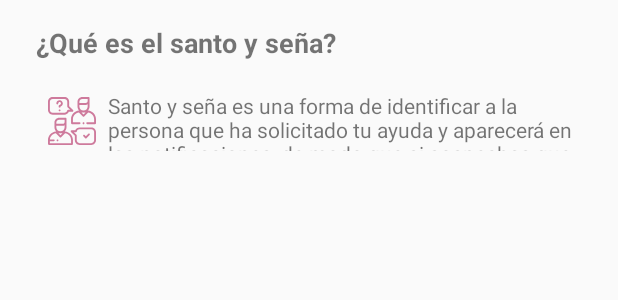
After one commit to pa7ri/SpreadApp, an Android app: the layout dialog_watchword_info.xml on its own in the app's theme, with its tools: preview values and no code run, on a phone screen of 412 x 824 dp. The commit adds this screen. Shown: the top 300 px of the screen. Run offline under Robolectric (Android 15) with nearby library versions, the phone set to English and light mode, and no system bars.

Commit message:
chore\add info extra for profile watchword

```diff
--- a/app/src/main/java/com/ucm/informatica/spread/Fragments/ProfileFragment.java
+++ b/app/src/main/java/com/ucm/informatica/spread/Fragments/ProfileFragment.java
@@ -4,6 +4,7 @@ import android.content.Context;
 import android.content.SharedPreferences;
 import android.graphics.drawable.Drawable;
 import android.os.Bundle;
+import android.support.design.widget.BottomSheetDialog;
 import android.support.v4.app.Fragment;
 import android.support.v4.util.Pair;
 import android.support.v7.app.AlertDialog;
@@ -53,6 +54,7 @@ public class ProfileFragment extends Fragment implements ProfileFragmentView {
     private TextView ageText;
     private EditText editName;
     private EditText editAge;
+    private TextView watchwordTitleText;
     private TextView watchwordMessageText;
     private TextView watchwordResponseText;
     private EditText editWatchwordMessage;
@@ -108,6 +110,7 @@ public class ProfileFragment extends Fragment implements ProfileFragmentView {
         ageText = view.findViewById(R.id.dataAgeDescription);
         editName = view.findViewById(R.id.editName);
         editAge = view.findViewById(R.id.editAge);
+        watchwordTitleText = view.findViewById(R.id.watchwordTitle);
         watchwordMessageText = view.findViewById(R.id.watchwordMessageDescription);
         watchwordResponseText = view.findViewById(R.id.watchwordResponseDescription);
         editWatchwordMessage = view.findViewById(R.id.editWatchwordMessageDescription);
@@ -168,6 +171,14 @@ public class ProfileFragment extends Fragment implements ProfileFragmentView {
         for(int i=0; i<Colours.values().length; i++){
             pantsButton[i].setOnClickListener(view -> profileFragmentPresenter.onPantsPressed());
         }
+
+        watchwordTitleText.setOnClickListener(v -> {
+            BottomSheetDialog dialogBuilder = new BottomSheetDialog(getContext());
+            LayoutInflater inflater = getLayoutInflater();
+            View dialogView = inflater.inflate(R.layout.dialog_watchword_info, null);
+            dialogBuilder.setContentView(dialogView);
+            dialogBuilder.show();
+        });
 
         editTelegramGroupButton.setOnClickListener(view -> {
             final AlertDialog dialogBuilder = new AlertDialog.Builder(Objects.requireNonNull(getContext())).create();
--- /dev/null
+++ b/app/src/main/res/drawable/ic_conversation.xml
@@ -0,0 +1,12 @@
+<vector android:height="24dp" android:viewportHeight="512"
+    android:viewportWidth="512" android:width="24dp" xmlns:android="http://schemas.android.com/apk/res/android">
+    <path android:fillColor="#FF000000" android:pathData="M181.72,366.814c-0.723,-0.206 -1.463,-0.322 -2.208,-0.362c10.954,-11.513 17.7,-27.066 17.7,-44.174v-52.611c0,-0.481 -0.046,-0.95 -0.111,-1.412c0.066,-0.95 0.111,-1.906 0.111,-2.872v-33.286c0,-5.523 -4.477,-10 -10,-10h-67.073c-28.245,0 -51.223,22.979 -51.223,51.223v48.958c0,17.108 6.745,32.661 17.7,44.174c-0.744,0.04 -1.484,0.156 -2.206,0.362C37.153,371.093 0,410.924 0,459.276V502c0,5.523 4.477,10 10,10h246.127c5.523,0 10,-4.477 10,-10v-42.724C266.127,410.925 228.976,371.094 181.72,366.814zM88.916,286.001v-12.682c0,-17.216 14.007,-31.223 31.223,-31.223h57.073v23.286c0,11.723 -9.537,21.26 -21.26,21.26H88.916V286.001zM88.916,306.642h67.036c7.772,0 15.047,-2.162 21.26,-5.914v21.549c0,24.343 -19.805,44.148 -44.148,44.148c-24.343,0 -44.148,-19.805 -44.148,-44.148V306.642zM154.829,386.426l-21.765,21.766l-21.765,-21.766H154.829zM246.128,492L246.128,492H20v-20h41.5c5.523,0 10,-4.477 10,-10s-4.477,-10 -10,-10H20.365c3.359,-33.716 29.806,-60.717 63.255,-64.969l42.373,42.373c1.875,1.875 4.419,2.929 7.071,2.929c2.652,0 5.196,-1.054 7.071,-2.929l42.373,-42.373c35.824,4.553 63.62,35.204 63.62,72.245V492z"/>
+    <path android:fillColor="#FF000000" android:pathData="M427.595,144.718c-0.723,-0.206 -1.464,-0.322 -2.21,-0.362c10.954,-11.513 17.699,-27.066 17.699,-44.174V47.57c0,-0.481 -0.046,-0.95 -0.111,-1.412c0.066,-0.95 0.111,-1.906 0.111,-2.872V10c0,-5.523 -4.477,-10 -10,-10h-67.073c-28.245,0 -51.223,22.979 -51.223,51.223v48.958c0,17.108 6.745,32.661 17.699,44.174c-0.745,0.04 -1.487,0.156 -2.21,0.362c-47.255,4.281 -84.405,44.112 -84.405,92.462v42.723c0,5.523 4.477,10 10,10h80.46c5.523,0 10,-4.477 10,-10s-4.477,-10 -10,-10h-70.46V237.18c0,-37.041 27.795,-67.692 63.619,-72.245l42.373,42.373c1.953,1.953 4.512,2.929 7.071,2.929s5.119,-0.976 7.071,-2.929l42.373,-42.373C464.205,169.489 492,200.139 492,237.18v32.723h-73.667c-5.523,0 -10,4.477 -10,10s4.477,10 10,10H502c5.523,0 10,-4.477 10,-10V237.18C512,188.83 474.849,148.999 427.595,144.718zM378.937,186.095l-21.765,-21.765h43.53L378.937,186.095zM423.085,100.181c0,24.343 -19.805,44.148 -44.148,44.148s-44.148,-19.804 -44.148,-44.147V84.546h67.036c7.772,0 15.047,-2.163 21.26,-5.914V100.181zM423.085,43.286c0,11.723 -9.537,21.26 -21.26,21.26h-67.036v-0.641V51.223c0,-17.216 14.007,-31.223 31.223,-31.223h57.073V43.286z"/>
+    <path android:fillColor="#FF000000" android:pathData="M386.01,272.83c-1.86,-1.86 -4.44,-2.93 -7.07,-2.93c-2.64,0 -5.21,1.07 -7.07,2.93c-1.87,1.86 -2.93,4.44 -2.93,7.07c0,2.64 1.06,5.21 2.93,7.07c1.86,1.87 4.43,2.93 7.07,2.93c2.63,0 5.21,-1.06 7.07,-2.93c1.86,-1.86 2.93,-4.43 2.93,-7.07C388.94,277.27 387.87,274.69 386.01,272.83z"/>
+    <path android:fillColor="#FF000000" android:pathData="M267.405,139.929l-41.821,-41.821V50c0,-27.57 -22.43,-50 -50,-50H50C22.43,0 0,22.43 0,50v88c0,27.57 22.43,50 50,50h125.583c20.674,0 38.702,-12.407 46.266,-31h38.484c4.044,0 7.691,-2.437 9.239,-6.173C271.12,147.091 270.264,142.789 267.405,139.929zM214.554,137c-4.659,0 -8.701,3.217 -9.746,7.758C201.66,158.442 189.643,168 175.583,168H50c-16.542,0 -30,-13.458 -30,-30V50c0,-16.542 13.458,-30 30,-30h125.583c16.542,0 30,13.458 30,30v52.25c0,2.652 1.054,5.196 2.929,7.071L236.191,137H214.554z"/>
+    <path android:fillColor="#FF000000" android:pathData="M462,324H336.417c-20.674,0 -38.702,12.407 -46.266,31h-38.484c-4.044,0 -7.691,2.437 -9.239,6.173c-1.548,3.736 -0.692,8.038 2.167,10.898l41.821,41.821V462c0,27.57 22.43,50 50,50H462c27.57,0 50,-22.43 50,-50v-88C512,346.43 489.57,324 462,324zM492,462c0,16.542 -13.458,30 -30,30H336.417c-16.542,0 -30,-13.458 -30,-30v-52.25c0,-2.652 -1.054,-5.196 -2.929,-7.071L275.809,375h21.637c4.659,0 8.701,-3.217 9.746,-7.758C310.34,353.558 322.357,344 336.417,344H462c16.542,0 30,13.458 30,30V462z"/>
+    <path android:fillColor="#FF000000" android:pathData="M444.156,391.392c-3.904,-3.905 -10.236,-3.905 -14.141,0l-26.583,26.583l-12.361,-12.361c-3.905,-3.905 -10.237,-3.905 -14.143,0c-3.905,3.905 -3.905,10.237 0,14.143l19.432,19.432c1.953,1.953 4.512,2.929 7.071,2.929s5.119,-0.976 7.071,-2.929l33.654,-33.654C448.061,401.63 448.061,395.298 444.156,391.392z"/>
+    <path android:fillColor="#FF000000" android:pathData="M158.253,66.268c-1.182,-17.147 -15.004,-30.969 -32.151,-32.151c-9.723,-0.669 -18.991,2.611 -26.091,9.239c-7.001,6.535 -11.017,15.775 -11.017,25.349c0.001,5.524 4.478,10.001 10.001,10.001s10,-4.477 10,-10c0,-4.111 1.656,-7.921 4.664,-10.729c3.003,-2.804 6.938,-4.196 11.069,-3.906c7.239,0.499 13.074,6.334 13.573,13.573c0.505,7.319 -4.293,13.787 -11.408,15.379c-7.788,1.742 -13.227,8.513 -13.227,16.465v5.335c0,5.523 4.477,10 10,10s10,-4.477 10,-10v-2.91C149.16,97.291 159.385,82.684 158.253,66.268z"/>
+    <path android:fillColor="#FF000000" android:pathData="M130.74,136.02c-1.86,-1.86 -4.44,-2.93 -7.07,-2.93c-2.64,0 -5.21,1.07 -7.07,2.93c-1.87,1.86 -2.93,4.44 -2.93,7.07s1.06,5.21 2.93,7.07c1.86,1.86 4.43,2.93 7.07,2.93c2.63,0 5.21,-1.07 7.07,-2.93c1.86,-1.86 2.93,-4.44 2.93,-7.07S132.6,137.88 130.74,136.02z"/>
+    <path android:fillColor="#FF000000" android:pathData="M108.57,454.93c-1.86,-1.86 -4.44,-2.93 -7.07,-2.93s-5.21,1.07 -7.07,2.93s-2.93,4.44 -2.93,7.07s1.07,5.21 2.93,7.07c1.86,1.86 4.44,2.93 7.07,2.93s5.21,-1.07 7.07,-2.93s2.93,-4.44 2.93,-7.07S110.43,456.79 108.57,454.93z"/>
+</vector>
--- /dev/null
+++ b/app/src/main/res/layout/dialog_watchword_info.xml
@@ -0,0 +1,53 @@
+<?xml version="1.0" encoding="utf-8"?>
+<android.support.constraint.ConstraintLayout
+    xmlns:android="http://schemas.android.com/apk/res/android"
+    xmlns:app="http://schemas.android.com/apk/res-auto"
+    android:padding="@dimen/mediumMargin"
+    android:layout_width="match_parent"
+    android:layout_height="match_parent">
+
+    <TextView
+        android:id="@+id/first_section_title"
+        android:layout_width="match_parent"
+        android:layout_height="wrap_content"
+        android:layout_marginEnd="@dimen/smallMargin"
+        android:layout_marginStart="@dimen/smallMargin"
+        android:text="@string/profile_info_title"
+        android:textSize="@dimen/msmallText"
+        android:textStyle="bold"
+        app:layout_constraintStart_toStartOf="parent"
+        app:layout_constraintTop_toTopOf="parent" />
+
+    <RelativeLayout
+        android:id="@+id/first_section_sub_1"
+        android:layout_width="wrap_content"
+        android:layout_height="64dp"
+        android:layout_marginTop="@dimen/smallMargin"
+        app:layout_constraintStart_toStartOf="parent"
+        app:layout_constraintTop_toBottomOf="@+id/first_section_title">
+
+
+        <android.support.v7.widget.AppCompatImageView
+            android:id="@+id/first_section_subimage_1"
+            android:layout_width="@dimen/iconSide"
+            android:layout_height="@dimen/iconSide"
+            android:layout_marginStart="@dimen/mediumMargin"
+            android:layout_centerVertical="true"
+            android:backgroundTint="@color/hintTextColor"
+            android:background="@drawable/ic_conversation" />
+
+        <TextView
+            android:id="@+id/first_section_subdescription_1"
+            android:layout_width="wrap_content"
+            android:layout_height="wrap_content"
+            android:layout_marginStart="@dimen/smallMargin"
+            android:layout_marginTop="@dimen/smallMargin"
+            android:layout_marginBottom="@dimen/mediumMargin"
+            android:layout_centerVertical="true"
+            android:layout_toEndOf="@+id/first_section_subimage_1"
+            android:text="@string/profile_info_description"
+            app:layout_constraintEnd_toEndOf="parent" />
+
+    </RelativeLayout>
+
+</android.support.constraint.ConstraintLayout>
--- a/app/src/main/res/layout/fragment_profile.xml
+++ b/app/src/main/res/layout/fragment_profile.xml
@@ -373,6 +373,17 @@
             app:layout_constraintStart_toStartOf="parent"
             app:layout_constraintTop_toBottomOf="@+id/upperImage" />
 
+
+        <ImageView
+            android:layout_width="@dimen/smallIcon"
+            android:layout_height="@dimen/smallIcon"
+            android:layout_marginStart="@dimen/smallMargin"
+            android:layout_marginTop="@dimen/smallMargin"
+            android:background="@drawable/ic_info"
+            android:backgroundTint="@color/hintTextColor"
+            app:layout_constraintStart_toEndOf="@+id/watchwordTitle"
+            app:layout_constraintTop_toTopOf="@+id/watchwordTitle" />
+
         <Button
             android:id="@+id/editWatchwordButton"
             android:layout_width="@dimen/iconSide"
--- a/app/src/main/res/values/strings.xml
+++ b/app/src/main/res/values/strings.xml
@@ -107,5 +107,7 @@
     <string name="error_invalid_password">Debe tener entre 8 y 20 caracteres</string>
     <string name="error_invalid_chat_id">Debe ser un identificador válido</string>
     <string name="settings_radius_info">Ten en cuenta que <b> Nadie </b> no avisa a desconocidos, pero sí a tus contactos predefinidos.</string>
+    <string name="profile_info_title">¿Qué es el santo y seña?</string>
+    <string name="profile_info_description">Santo y seña es una forma de identificar a la persona que ha solicitado tu ayuda y aparecerá en las notificaciones, de modo que si sospechas que es una persona, te acercas y le dices el  santo y si te responde con la seña, MATCH!</string>
 
 </resources>
```
